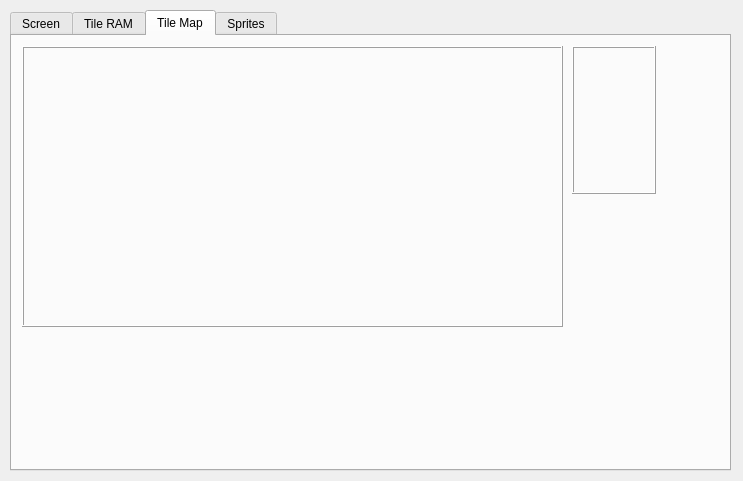
Before: the Qt Designer form src/debugger/gbd_screenwindow.ui in artyjay/gb_emu, drawn with Qt 5.
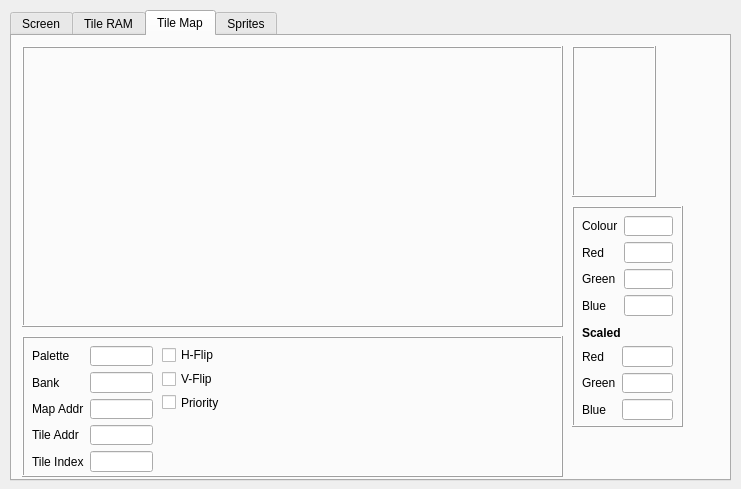
After: the same form once the commit is applied. The open tabs and pages were chosen to show the change. Custom widgets are drawn as their Qt base class.

Commit message: Started to re-working rendering techniques for colour gameboy. Fixed up some things in debugger to help understand what's going on.

What changed in the file:
```diff
--- a/src/debugger/gbd_screenwindow.ui
+++ b/src/debugger/gbd_screenwindow.ui
@@ -9,8 +9,8 @@
    <rect>
     <x>0</x>
     <y>0</y>
-    <width>743</width>
-    <height>481</height>
+    <width>741</width>
+    <height>489</height>
    </rect>
   </property>
   <property name="minimumSize">
@@ -31,7 +31,7 @@
      <x>10</x>
      <y>10</y>
      <width>721</width>
-     <height>461</height>
+     <height>471</height>
     </rect>
    </property>
    <property name="currentIndex">
@@ -228,7 +228,7 @@
        <x>560</x>
        <y>10</y>
        <width>84</width>
-       <height>148</height>
+       <height>151</height>
       </rect>
      </property>
      <property name="frameShape">
@@ -248,6 +248,246 @@
       </property>
      </widget>
     </widget>
+    <widget class="QFrame" name="frame">
+     <property name="geometry">
+      <rect>
+       <x>560</x>
+       <y>170</y>
+       <width>111</width>
+       <height>221</height>
+      </rect>
+     </property>
+     <property name="frameShape">
+      <enum>QFrame::Box</enum>
+     </property>
+     <property name="frameShadow">
+      <enum>QFrame::Raised</enum>
+     </property>
+     <widget class="QLabel" name="label_6">
+      <property name="geometry">
+       <rect>
+        <x>10</x>
+        <y>120</y>
+        <width>47</width>
+        <height>13</height>
+       </rect>
+      </property>
+      <property name="font">
+       <font>
+        <weight>75</weight>
+        <bold>true</bold>
+       </font>
+      </property>
+      <property name="text">
+       <string>Scaled</string>
+      </property>
+     </widget>
+     <widget class="QWidget" name="">
+      <property name="geometry">
+       <rect>
+        <x>10</x>
+        <y>10</y>
+        <width>91</width>
+        <height>100</height>
+       </rect>
+      </property>
+      <layout class="QFormLayout" name="formLayout">
+       <item row="0" column="0">
+        <widget class="QLabel" name="label">
+         <property name="text">
+          <string>Colour</string>
+         </property>
+        </widget>
+       </item>
+       <item row="0" column="1">
+        <widget class="QLineEdit" name="m_palColV"/>
+       </item>
+       <item row="1" column="0">
+        <widget class="QLabel" name="label_2">
+         <property name="text">
+          <string>Red</string>
+         </property>
+        </widget>
+       </item>
+       <item row="1" column="1">
+        <widget class="QLineEdit" name="m_palColR"/>
+       </item>
+       <item row="2" column="0">
+        <widget class="QLabel" name="label_3">
+         <property name="text">
+          <string>Green</string>
+         </property>
+        </widget>
+       </item>
+       <item row="2" column="1">
+        <widget class="QLineEdit" name="m_palColG"/>
+       </item>
+       <item row="3" column="0">
+        <widget class="QLabel" name="label_4">
+         <property name="text">
+          <string>Blue</string>
+         </property>
+        </widget>
+       </item>
+       <item row="3" column="1">
+        <widget class="QLineEdit" name="m_palColB"/>
+       </item>
+      </layout>
+     </widget>
+     <widget class="QWidget" name="">
+      <property name="geometry">
+       <rect>
+        <x>10</x>
+        <y>140</y>
+        <width>91</width>
+        <height>74</height>
+       </rect>
+      </property>
+      <layout class="QFormLayout" name="formLayout_2">
+       <item row="0" column="0">
+        <widget class="QLabel" name="label_8">
+         <property name="text">
+          <string>Red</string>
+         </property>
+        </widget>
+       </item>
+       <item row="0" column="1">
+        <widget class="QLineEdit" name="m_palColRScaled"/>
+       </item>
+       <item row="1" column="0">
+        <widget class="QLabel" name="label_7">
+         <property name="text">
+          <string>Green</string>
+         </property>
+        </widget>
+       </item>
+       <item row="1" column="1">
+        <widget class="QLineEdit" name="m_palColGScaled"/>
+       </item>
+       <item row="2" column="0">
+        <widget class="QLabel" name="label_5">
+         <property name="text">
+          <string>Blue</string>
+         </property>
+        </widget>
+       </item>
+       <item row="2" column="1">
+        <widget class="QLineEdit" name="m_palColBScaled"/>
+       </item>
+      </layout>
+     </widget>
+    </widget>
+    <widget class="QFrame" name="frame_2">
+     <property name="geometry">
+      <rect>
+       <x>10</x>
+       <y>300</y>
+       <width>541</width>
+       <height>141</height>
+      </rect>
+     </property>
+     <property name="frameShape">
+      <enum>QFrame::Box</enum>
+     </property>
+     <property name="frameShadow">
+      <enum>QFrame::Raised</enum>
+     </property>
+     <widget class="QWidget" name="">
+      <property name="geometry">
+       <rect>
+        <x>10</x>
+        <y>10</y>
+        <width>121</width>
+        <height>126</height>
+       </rect>
+      </property>
+      <layout class="QFormLayout" name="formLayout_3">
+       <item row="0" column="0">
+        <widget class="QLabel" name="label_9">
+         <property name="text">
+          <string>Palette</string>
+         </property>
+        </widget>
+       </item>
+       <item row="0" column="1">
+        <widget class="QLineEdit" name="m_bgAttrPalette"/>
+       </item>
+       <item row="1" column="0">
+        <widget class="QLabel" name="label_10">
+         <property name="text">
+          <string>Bank</string>
+         </property>
+        </widget>
+       </item>
+       <item row="1" column="1">
+        <widget class="QLineEdit" name="m_bgAttrBank"/>
+       </item>
+       <item row="2" column="0">
+        <widget class="QLabel" name="label_11">
+         <property name="text">
+          <string>Map Addr</string>
+         </property>
+        </widget>
+       </item>
+       <item row="2" column="1">
+        <widget class="QLineEdit" name="m_bgMapAddr"/>
+       </item>
+       <item row="3" column="0">
+        <widget class="QLabel" name="label_12">
+         <property name="text">
+          <string>Tile Addr</string>
+         </property>
+        </widget>
+       </item>
+       <item row="3" column="1">
+        <widget class="QLineEdit" name="m_bgTileAddr"/>
+       </item>
+       <item row="4" column="0">
+        <widget class="QLabel" name="label_13">
+         <property name="text">
+          <string>Tile Index</string>
+         </property>
+        </widget>
+       </item>
+       <item row="4" column="1">
+        <widget class="QLineEdit" name="m_bgTileIndex"/>
+       </item>
+      </layout>
+     </widget>
+     <widget class="QWidget" name="">
+      <property name="geometry">
+       <rect>
+        <x>140</x>
+        <y>10</y>
+        <width>59</width>
+        <height>65</height>
+       </rect>
+      </property>
+      <layout class="QVBoxLayout" name="verticalLayout">
+       <item>
+        <widget class="QCheckBox" name="m_bgAttrFlipH">
+         <property name="text">
+          <string>H-Flip</string>
+         </property>
+        </widget>
+       </item>
+       <item>
+        <widget class="QCheckBox" name="m_bgAttrFlipV">
+         <property name="text">
+          <string>V-Flip</string>
+         </property>
+        </widget>
+       </item>
+       <item>
+        <widget class="QCheckBox" name="m_bgAttrPriority">
+         <property name="text">
+          <string>Priority</string>
+         </property>
+        </widget>
+       </item>
+      </layout>
+     </widget>
+    </widget>
    </widget>
    <widget class="QWidget" name="m_tabSprites">
     <attribute name="title">
```
Left out of the diff: 18 changed lines with no effect on the pictures. The commit also changes 10 other files.
